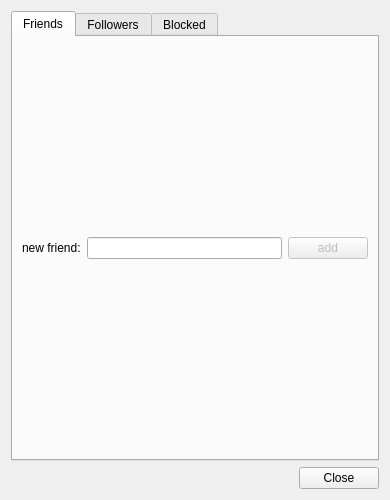
This is src/FriendsMgmtDialog.ui in asolfre/qwit as Qt 5 draws it before an edit. The edited form follows.
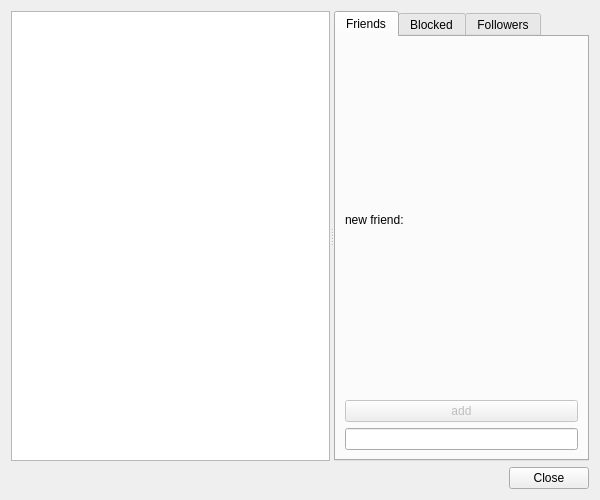
This is the edited form.

Commit message: changes from trunk merged into branch; implementation for multi user friends management started

The edit to the form file:
```diff
--- a/src/FriendsMgmtDialog.ui
+++ b/src/FriendsMgmtDialog.ui
@@ -6,7 +6,7 @@
    <rect>
     <x>0</x>
     <y>0</y>
-    <width>390</width>
+    <width>600</width>
     <height>500</height>
    </rect>
   </property>
@@ -16,13 +16,51 @@
   <property name="modal">
    <bool>true</bool>
   </property>
-  <layout class="QGridLayout" name="gridLayout">
-   <item row="0" column="0">
-    <layout class="QVBoxLayout" name="topLevelLayout">
+  <layout class="QVBoxLayout" name="verticalLayout">
      <item>
-      <layout class="QVBoxLayout" name="qVBoxLayout">
-       <item>
+    <widget class="QSplitter" name="splitter">
+     <property name="sizePolicy">
+      <sizepolicy hsizetype="Expanding" vsizetype="Expanding">
+       <horstretch>0</horstretch>
+       <verstretch>0</verstretch>
+      </sizepolicy>
+     </property>
+     <property name="orientation">
+      <enum>Qt::Horizontal</enum>
+     </property>
+     <widget class="QListWidget" name="accountsListWidget">
+      <property name="sizePolicy">
+       <sizepolicy hsizetype="MinimumExpanding" vsizetype="Expanding">
+        <horstretch>0</horstretch>
+        <verstretch>0</verstretch>
+       </sizepolicy>
+      </property>
+      <property name="minimumSize">
+       <size>
+        <width>20</width>
+        <height>100</height>
+       </size>
+      </property>
+      <property name="baseSize">
+       <size>
+        <width>50</width>
+        <height>200</height>
+       </size>
+      </property>
+     </widget>
         <widget class="QTabWidget" name="tabWidget">
+      <property name="sizePolicy">
+       <sizepolicy hsizetype="Maximum" vsizetype="Expanding">
+        <horstretch>0</horstretch>
+        <verstretch>0</verstretch>
+       </sizepolicy>
+      </property>
+      <property name="minimumSize">
+       <size>
+        <width>200</width>
+        <height>100</height>
+       </size>
+      </property>
          <property name="currentIndex">
           <number>0</number>
          </property>
@@ -30,11 +68,9 @@
           <attribute name="title">
            <string>Friends</string>
           </attribute>
-          <layout class="QHBoxLayout" name="horizontalLayout_3">
+       <layout class="QVBoxLayout" name="verticalLayout_2">
            <item>
-            <layout class="QVBoxLayout" name="vBoxLayout2">
-             <item>
-              <layout class="QHBoxLayout" name="horizontalLayout_2">
+         <layout class="QVBoxLayout" name="verticalLayout_3">
                <item>
                 <widget class="QLabel" name="newFriendLabel">
                  <property name="sizePolicy">
@@ -48,9 +84,6 @@
                  </property>
                 </widget>
                </item>
-               <item>
-                <widget class="QLineEdit" name="newFriendLineEdit"/>
-               </item>
                <item>
                 <widget class="QPushButton" name="addFriendPushButton">
                  <property name="enabled">
@@ -64,25 +97,25 @@
                  </property>
                 </widget>
                </item>
-              </layout>
+          <item>
+           <widget class="QLineEdit" name="newFriendLineEdit"/>
              </item>
             </layout>
            </item>
           </layout>
          </widget>
-         <widget class="QWidget" name="followersTab">
-          <attribute name="title">
-           <string>Followers</string>
-          </attribute>
-         </widget>
          <widget class="QWidget" name="blockedTab">
           <attribute name="title">
            <string>Blocked</string>
           </attribute>
          </widget>
-        </widget>
-       </item>
-      </layout>
+      <widget class="QWidget" name="followersTab">
+       <attribute name="title">
+        <string>Followers</string>
+       </attribute>
+      </widget>
+     </widget>
+    </widget>
      </item>
      <item>
       <widget class="QDialogButtonBox" name="closeButtonBox">
@@ -90,8 +123,6 @@
         <set>QDialogButtonBox::Close</set>
        </property>
       </widget>
-     </item>
-    </layout>
    </item>
   </layout>
  </widget>
```
Lines whose indentation alone changed are shown as unchanged. The commit also changes 38 other files.
